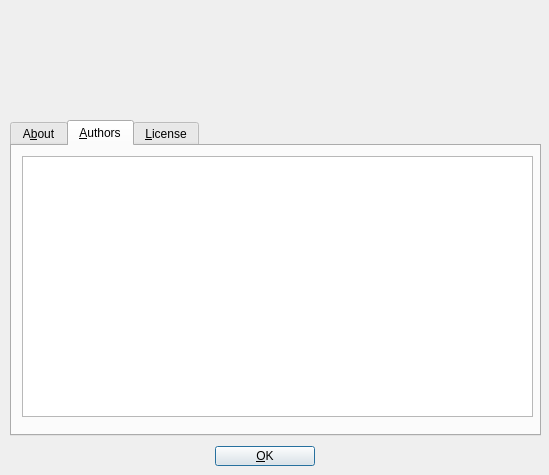
Old version of the form src/gui/src/AboutDialog_UI.ui in the repository hydrogen-music/hydrogen.
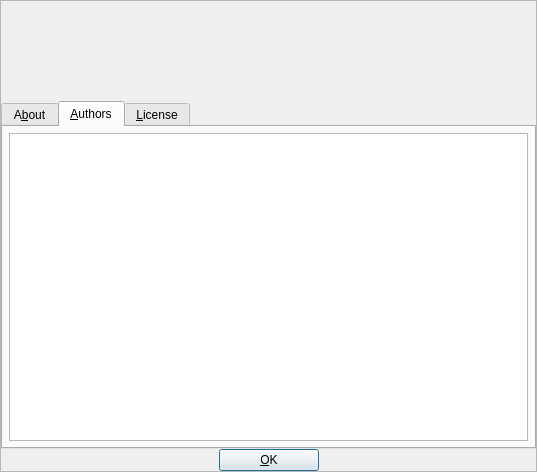
New version of the form. The open tabs and pages were chosen to show the change.

Commit message:
AboutDialog: fix layout scaling
scroll bars have been introduced using which the dialog is still usable below its minimum size. In addition, a maximization button was added to allow forcing the window below its minimum size when using a larger scaling factor.

The layout of the tab widget was changed as well to harness all screen size for the displayed text when enlarging the dialog.

Diff of the .ui file:
```diff
--- a/src/gui/src/AboutDialog_UI.ui
+++ b/src/gui/src/AboutDialog_UI.ui
@@ -6,104 +6,107 @@
    <rect>
     <x>0</x>
     <y>0</y>
-    <width>549</width>
-    <height>475</height>
+    <width>537</width>
+    <height>472</height>
    </rect>
   </property>
   <property name="windowTitle">
    <string>About Hydrogen</string>
   </property>
-  <widget class="QWidget" name="layoutWidget">
+  <layout class="QVBoxLayout" name="verticalLayout">
+   <property name="spacing">
+    <number>0</number>
+   </property>
+   <property name="leftMargin">
+    <number>0</number>
+   </property>
+   <property name="topMargin">
+    <number>0</number>
+   </property>
+   <property name="rightMargin">
+    <number>0</number>
+   </property>
+   <property name="bottomMargin">
+    <number>0</number>
+   </property>
+   <item>
+    <widget class="QScrollArea" name="scrollArea">
+     <property name="widgetResizable">
+      <bool>true</bool>
+     </property>
+     <widget class="QWidget" name="scrollAreaContent">
    <property name="geometry">
     <rect>
      <x>0</x>
-     <y>440</y>
-     <width>531</width>
-     <height>32</height>
-    </rect>
-   </property>
-   <layout class="QHBoxLayout">
-    <item>
-     <spacer>
-      <property name="orientation">
-       <enum>Qt::Horizontal</enum>
-      </property>
-      <property name="sizeHint" stdset="0">
-       <size>
-        <width>211</width>
-        <height>20</height>
-       </size>
-      </property>
-     </spacer>
-    </item>
-    <item>
-     <widget class="QPushButton" name="okBtn">
+        <y>0</y>
+        <width>535</width>
+        <height>470</height>
+       </rect>
+      </property>
       <property name="minimumSize">
        <size>
-        <width>100</width>
-        <height>0</height>
+        <width>531</width>
+        <height>468</height>
        </size>
       </property>
-      <property name="text">
-       <string>&amp;OK</string>
-      </property>
-      <property name="shortcut">
-       <string>Alt+O</string>
-      </property>
-     </widget>
-    </item>
+      <layout class="QVBoxLayout" name="scrollAreaLayout">
+       <property name="spacing">
+        <number>0</number>
+       </property>
+       <property name="leftMargin">
+        <number>0</number>
+       </property>
+       <property name="topMargin">
+        <number>0</number>
+       </property>
+       <property name="rightMargin">
+        <number>0</number>
+       </property>
+       <property name="bottomMargin">
+        <number>0</number>
+       </property>
     <item>
-     <spacer>
-      <property name="orientation">
-       <enum>Qt::Horizontal</enum>
-      </property>
-      <property name="sizeHint" stdset="0">
-       <size>
-        <width>211</width>
-        <height>20</height>
-       </size>
-      </property>
-     </spacer>
-    </item>
-   </layout>
-  </widget>
   <widget class="QLabel" name="logoLabel">
-   <property name="geometry">
-    <rect>
-     <x>10</x>
-     <y>10</y>
+         <property name="minimumSize">
+          <size>
      <width>531</width>
      <height>100</height>
-    </rect>
+          </size>
    </property>
    <property name="alignment">
     <set>Qt::AlignVCenter</set>
    </property>
   </widget>
+       </item>
+       <item>
   <widget class="QTabWidget" name="TabWidget3">
-   <property name="geometry">
-    <rect>
-     <x>10</x>
-     <y>120</y>
-     <width>531</width>
-     <height>316</height>
-    </rect>
-   </property>
    <property name="currentIndex">
     <number>0</number>
    </property>
    <widget class="QWidget" name="tab_1">
+          <property name="sizePolicy">
+           <sizepolicy hsizetype="Expanding" vsizetype="Expanding">
+            <horstretch>0</horstretch>
+            <verstretch>0</verstretch>
+           </sizepolicy>
+          </property>
     <attribute name="title">
      <string>A&amp;bout</string>
     </attribute>
+          <layout class="QHBoxLayout" name="horizontalLayout">
+           <property name="spacing">
+            <number>0</number>
+           </property>
+           <property name="sizeConstraint">
+            <enum>QLayout::SetMaximumSize</enum>
+           </property>
+           <item>
     <widget class="QLabel" name="aboutTxt">
-     <property name="geometry">
-      <rect>
-       <x>10</x>
-       <y>10</y>
-       <width>511</width>
-       <height>261</height>
-      </rect>
+             <property name="sizePolicy">
+              <sizepolicy hsizetype="Expanding" vsizetype="Expanding">
+               <horstretch>0</horstretch>
+               <verstretch>0</verstretch>
+              </sizepolicy>
      </property>
      <property name="frameShape">
       <enum>QFrame::Box</enum>
@@ -121,53 +124,75 @@
       <set>Qt::AlignTop</set>
      </property>
     </widget>
+           </item>
+          </layout>
    </widget>
    <widget class="QWidget" name="tab_2">
+          <property name="sizePolicy">
+           <sizepolicy hsizetype="Expanding" vsizetype="Expanding">
+            <horstretch>0</horstretch>
+            <verstretch>0</verstretch>
+           </sizepolicy>
+          </property>
     <attribute name="title">
      <string>&amp;Authors</string>
     </attribute>
+          <layout class="QHBoxLayout" name="horizontalLayout">
+           <property name="spacing">
+            <number>0</number>
+           </property>
+           <property name="sizeConstraint">
+            <enum>QLayout::SetMaximumSize</enum>
+           </property>
+           <item>
     <widget class="QTextBrowser" name="authorsText">
-     <property name="geometry">
-      <rect>
-       <x>10</x>
-       <y>10</y>
-       <width>511</width>
-       <height>261</height>
-      </rect>
-     </property>
      <property name="readOnly">
       <bool>true</bool>
      </property>
      <property name="html">
       <string notr="true">&lt;!DOCTYPE HTML PUBLIC &quot;-//W3C//DTD HTML 4.0//EN&quot; &quot;http://www.w3.org/TR/REC-html40/strict.dtd&quot;&gt;
-&lt;html&gt;&lt;head&gt;&lt;meta name=&quot;qrichtext&quot; content=&quot;1&quot; /&gt;&lt;style type=&quot;text/css&quot;&gt;
+&lt;html&gt;&lt;head&gt;&lt;meta name=&quot;qrichtext&quot; content=&quot;1&quot; /&gt;&lt;meta charset=&quot;utf-8&quot; /&gt;&lt;style type=&quot;text/css&quot;&gt;
 p, li { white-space: pre-wrap; }
-&lt;/style&gt;&lt;/head&gt;&lt;body style=&quot; font-family:'Ubuntu'; font-size:11pt; font-weight:400; font-style:normal;&quot;&gt;
-&lt;p style=&quot;-qt-paragraph-type:empty; margin-top:0px; margin-bottom:0px; margin-left:0px; margin-right:0px; -qt-block-indent:0; text-indent:0px;&quot;&gt;&lt;br /&gt;&lt;/p&gt;&lt;/body&gt;&lt;/html&gt;</string>
-     </property>
-    </widget>
+hr { height: 1px; border-width: 0; }
+li.unchecked::marker { content: &quot;\2610&quot;; }
+li.checked::marker { content: &quot;\2612&quot;; }
+&lt;/style&gt;&lt;/head&gt;&lt;body style=&quot; font-family:'Sans'; font-size:10pt; font-weight:400; font-style:normal;&quot;&gt;
+&lt;p style=&quot;-qt-paragraph-type:empty; margin-top:0px; margin-bottom:0px; margin-left:0px; margin-right:0px; -qt-block-indent:0; text-indent:0px; font-family:'Ubuntu'; font-size:11pt;&quot;&gt;&lt;br /&gt;&lt;/p&gt;&lt;/body&gt;&lt;/html&gt;</string>
+             </property>
+            </widget>
+           </item>
+          </layout>
    </widget>
    <widget class="QWidget" name="tab_3">
+          <property name="sizePolicy">
+           <sizepolicy hsizetype="Expanding" vsizetype="Expanding">
+            <horstretch>0</horstretch>
+            <verstretch>0</verstretch>
+           </sizepolicy>
+          </property>
     <attribute name="title">
      <string>&amp;License</string>
     </attribute>
+          <layout class="QHBoxLayout" name="horizontalLayout">
+           <property name="spacing">
+            <number>0</number>
+           </property>
+           <property name="sizeConstraint">
+            <enum>QLayout::SetMaximumSize</enum>
+           </property>
+           <item>
     <widget class="QTextEdit" name="textEdit">
-     <property name="geometry">
-      <rect>
-       <x>10</x>
-       <y>10</y>
-       <width>511</width>
-       <height>261</height>
-      </rect>
-     </property>
      <property name="readOnly">
       <bool>true</bool>
      </property>
      <property name="html">
       <string notr="true">&lt;!DOCTYPE HTML PUBLIC &quot;-//W3C//DTD HTML 4.0//EN&quot; &quot;http://www.w3.org/TR/REC-html40/strict.dtd&quot;&gt;
-&lt;html&gt;&lt;head&gt;&lt;meta name=&quot;qrichtext&quot; content=&quot;1&quot; /&gt;&lt;style type=&quot;text/css&quot;&gt;
+&lt;html&gt;&lt;head&gt;&lt;meta name=&quot;qrichtext&quot; content=&quot;1&quot; /&gt;&lt;meta charset=&quot;utf-8&quot; /&gt;&lt;style type=&quot;text/css&quot;&gt;
 p, li { white-space: pre-wrap; }
-&lt;/style&gt;&lt;/head&gt;&lt;body style=&quot; font-family:'Ubuntu'; font-size:11pt; font-weight:400; font-style:normal;&quot;&gt;
+hr { height: 1px; border-width: 0; }
+li.unchecked::marker { content: &quot;\2610&quot;; }
+li.checked::marker { content: &quot;\2612&quot;; }
+&lt;/style&gt;&lt;/head&gt;&lt;body style=&quot; font-family:'Sans'; font-size:10pt; font-weight:400; font-style:normal;&quot;&gt;
 &lt;p style=&quot; margin-top:0px; margin-bottom:0px; margin-left:0px; margin-right:0px; -qt-block-indent:0; text-indent:0px;&quot;&gt;&lt;span style=&quot; font-family:'Sans Serif'; font-size:9pt; color:#ffffff;&quot;&gt;This program is distributed under the terms of the GPL v2 or later.&lt;/span&gt;&lt;/p&gt;
 &lt;p style=&quot;-qt-paragraph-type:empty; margin-top:0px; margin-bottom:0px; margin-left:0px; margin-right:0px; -qt-block-indent:0; text-indent:0px; font-family:'Sans Serif'; font-size:9pt; color:#ffffff;&quot;&gt;&lt;br /&gt;&lt;/p&gt;
 &lt;p style=&quot; margin-top:0px; margin-bottom:0px; margin-left:0px; margin-right:0px; -qt-block-indent:0; text-indent:0px;&quot;&gt;&lt;span style=&quot; font-family:'Sans Serif'; font-size:9pt; color:#ffffff;&quot;&gt;		    GNU GENERAL PUBLIC LICENSE&lt;/span&gt;&lt;/p&gt;
@@ -512,8 +537,62 @@
 &lt;p style=&quot; margin-top:0px; margin-bottom:0px; margin-left:0px; margin-right:0px; -qt-block-indent:0; text-indent:0px;&quot;&gt;&lt;span style=&quot; font-family:'Sans Serif'; font-size:9pt; color:#ffffff;&quot;&gt;Public License instead of this License.&lt;/span&gt;&lt;/p&gt;&lt;/body&gt;&lt;/html&gt;</string>
      </property>
     </widget>
-   </widget>
-  </widget>
+           </item>
+          </layout>
+         </widget>
+        </widget>
+       </item>
+       <item>
+        <layout class="QHBoxLayout" name="OKbutton">
+         <item>
+          <spacer>
+           <property name="orientation">
+            <enum>Qt::Horizontal</enum>
+           </property>
+           <property name="sizeHint" stdset="0">
+            <size>
+             <width>211</width>
+             <height>20</height>
+            </size>
+           </property>
+          </spacer>
+         </item>
+         <item>
+          <widget class="QPushButton" name="okBtn">
+           <property name="minimumSize">
+            <size>
+             <width>100</width>
+             <height>0</height>
+            </size>
+           </property>
+           <property name="text">
+            <string>&amp;OK</string>
+           </property>
+           <property name="shortcut">
+            <string>Alt+O</string>
+           </property>
+          </widget>
+         </item>
+         <item>
+          <spacer>
+           <property name="orientation">
+            <enum>Qt::Horizontal</enum>
+           </property>
+           <property name="sizeHint" stdset="0">
+            <size>
+             <width>211</width>
+             <height>20</height>
+            </size>
+           </property>
+          </spacer>
+         </item>
+        </layout>
+       </item>
+      </layout>
+     </widget>
+    </widget>
+   </item>
+  </layout>
  </widget>
  <layoutdefault spacing="6" margin="6"/>
  <resources/>
```
Lines whose indentation alone changed are shown as unchanged. The commit also changes 1 other file.
